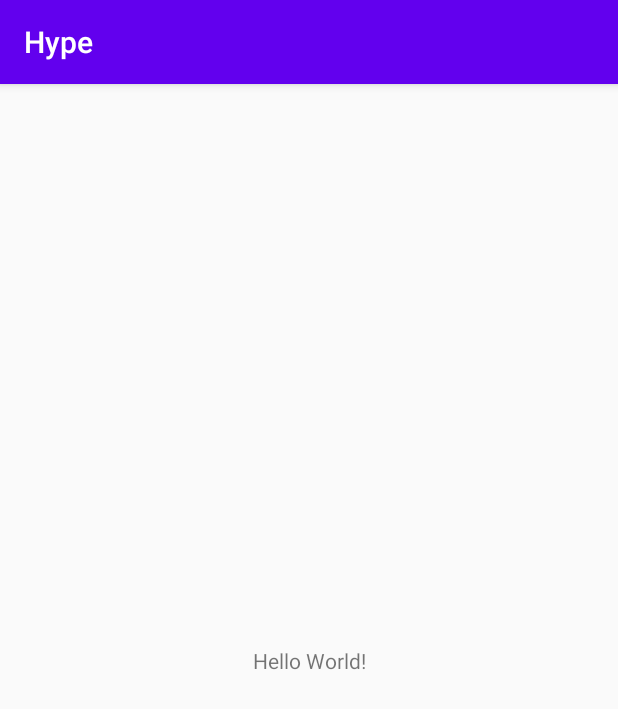
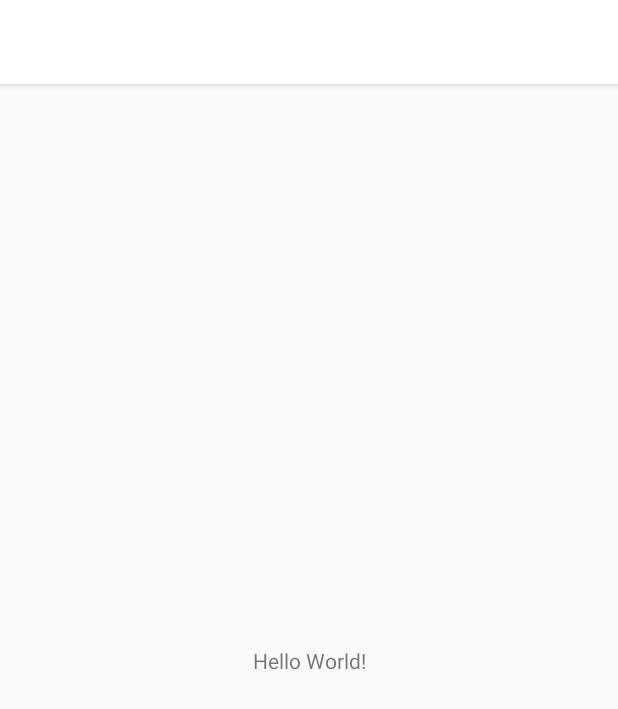
Before and after one commit to nelsonsaake/Android-Hype, an Android app: the screen it shows after launch (MainActivity), on a phone screen of 412 x 824 dp. Shown: the top 709 px of the screen. Run offline under Robolectric (Android 15) with nearby library versions, the phone set to English and light mode, and no system bars.

```diff
--- a/app/src/main/AndroidManifest.xml
+++ b/app/src/main/AndroidManifest.xml
@@ -9,6 +9,7 @@
         android:roundIcon="@mipmap/ic_launcher_round"
         android:supportsRtl="true"
         android:theme="@style/AppTheme">
+        <activity android:name=".HypeLandingActivity"></activity>
         <activity android:name=".MainActivity">
             <intent-filter>
                 <action android:name="android.intent.action.MAIN" />
--- a/app/src/main/res/values/colors.xml
+++ b/app/src/main/res/values/colors.xml
@@ -1,6 +1,12 @@
 <?xml version="1.0" encoding="utf-8"?>
-<resources>
-    <color name="colorPrimary">#6200EE</color>
-    <color name="colorPrimaryDark">#3700B3</color>
-    <color name="colorAccent">#03DAC5</color>
-</resources>
+
+    <resources>
+        <color name="primaryColor">#ffffff</color>
+        <color name="primaryLightColor">#ffffff</color>
+        <color name="primaryDarkColor">#cccccc</color>
+        <color name="secondaryColor">#f44336</color>
+        <color name="secondaryLightColor">#ff7961</color>
+        <color name="secondaryDarkColor">#ba000d</color>
+        <color name="primaryTextColor">#f44336</color>
+        <color name="secondaryTextColor">#ffffff</color>
+    </resources>
--- a/app/src/main/res/values/styles.xml
+++ b/app/src/main/res/values/styles.xml
@@ -2,9 +2,13 @@
     <!-- Base application theme. -->
     <style name="AppTheme" parent="Theme.AppCompat.Light.DarkActionBar">
         <!-- Customize your theme here. -->
-        <item name="colorPrimary">@color/colorPrimary</item>
-        <item name="colorPrimaryDark">@color/colorPrimaryDark</item>
-        <item name="colorAccent">@color/colorAccent</item>
+        <item name="colorPrimary">@color/primaryColor</item>
+        <item name="colorPrimaryDark">@color/primaryDarkColor</item>
+        <item name="colorPrimaryVariant">@color/primaryLightColor</item>
+        <item name="colorOnPrimary">@color/primaryTextColor</item>
+        <item name="colorSecondary">@color/secondaryColor</item>
+        <item name="colorSecondaryVariant">@color/secondaryDarkColor</item>
+        <item name="colorOnSecondary">@color/secondaryTextColor</item>
     </style>
 
 </resources>
```
Also changed, not shown: app/build.gradle (+15 -0 lines), app/src/main/java/com/gadscommunityproject/hype/HypeLandingActivity.kt (added, +11 -0 lines), app/src/main/res/layout/activity_hype_landing.xml (added, +9 -0 lines), build.gradle (+8 -0 lines).
